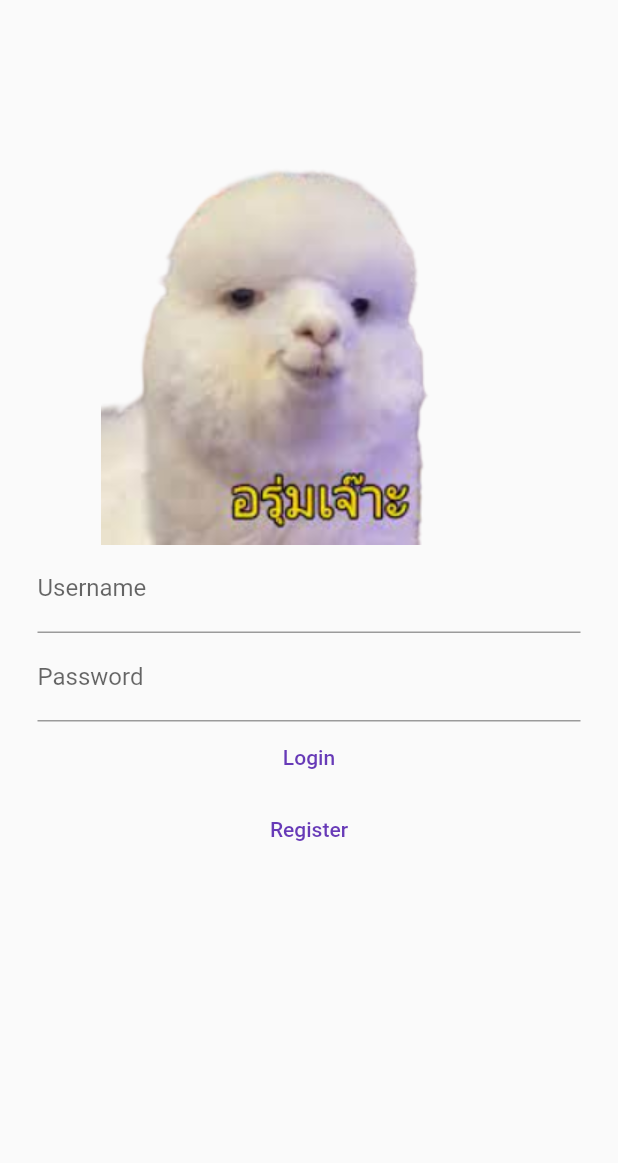
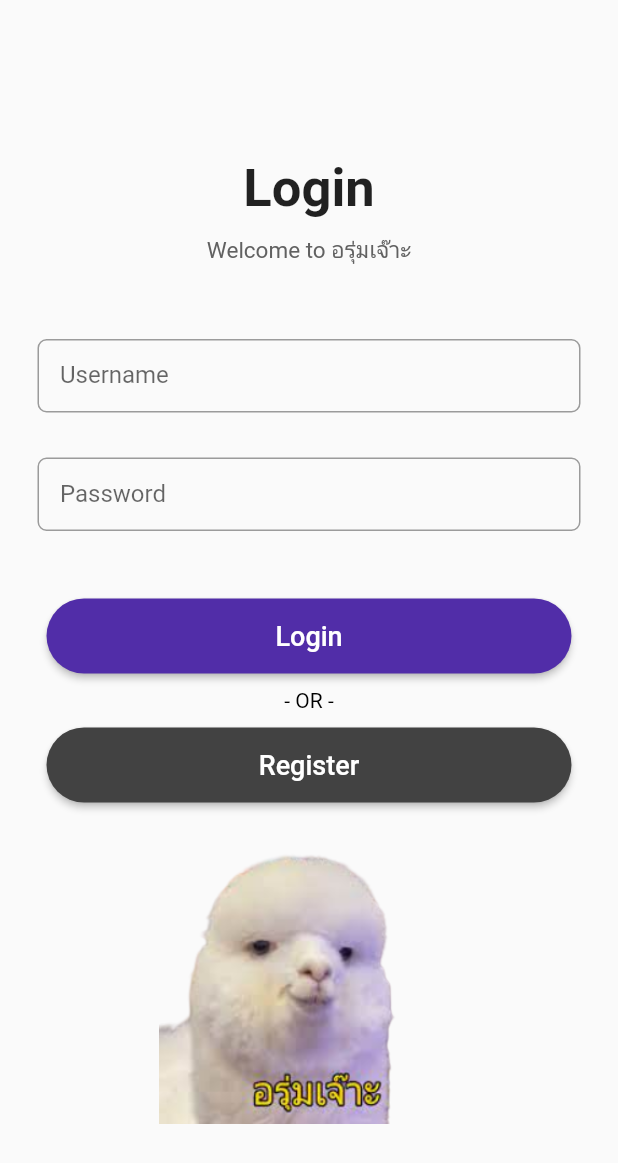
Before and after one commit to lalalalinx/FlutterLinTest, a Flutter app: the Login screen opened directly, on a phone screen of 412 x 824 dp. Shown: the top 1163 px of the screen. Run offline on Flutter 3.47's test engine with Material 2 defaults, Android fonts, the light colour scheme and no system bars; our stand-ins replace flutter_secure_storage; accounts and stored records are empty.

Commit message:
ทำ Login

```diff
--- a/lib/Login_Register/login.dart
+++ b/lib/Login_Register/login.dart
@@ -1,3 +1,5 @@
+// ignore_for_file: prefer_const_constructors
+
 import 'dart:convert';
 
 import 'package:chatki_project/Screens/Home.dart';
@@ -5,7 +7,6 @@ import 'package:flutter/material.dart';
 import 'register.dart';
 import 'package:http/http.dart' as http;
 import 'package:flutter_secure_storage/flutter_secure_storage.dart';
-
 
 class Login extends StatefulWidget {
   const Login({Key? key}) : super(key: key);
@@ -19,8 +20,9 @@ class _LoginState extends State<Login> {
   final storage = new FlutterSecureStorage();
 
   Future login() async {
-    var res = await http.post(Uri.parse('http://10.0.2.2:3000/login-register/login'),
-    headers: <String,String>{
+    var res = await http.post(
+        Uri.parse('http://10.0.2.2:3000/login-register/login'),
+        headers: <String, String>{
           'Context-Type': 'application/json;charSet=UTF-8'
         },
         body: <String, String>{
@@ -28,16 +30,15 @@ class _LoginState extends State<Login> {
           'password': passwordController.text
         });
     String output = res.body;
-    if(res.statusCode == 200)
-    {
+    if (res.statusCode == 200) {
       print(output);
       await storage.write(key: "token", value: output);
       String? tokenstart = await storage.read(key: "token");
       print(tokenstart);
-      Navigator.pushReplacement(context, MaterialPageRoute(builder: (context){return Home();}));
-    }
-    else
-    {
+      Navigator.pushReplacement(context, MaterialPageRoute(builder: (context) {
+        return Home();
+      }));
+    } else {
       print(output);
     }
   }
@@ -49,44 +50,135 @@ class _LoginState extends State<Login> {
   Widget build(BuildContext context) {
     return Scaffold(
         body: Padding(
-      padding: const EdgeInsets.fromLTRB(25, 100, 25, 0),
+      padding: const EdgeInsets.fromLTRB(25, 55, 25, 0),
       child: Column(
         children: [
-          Image.asset("assets/images/arumjoh.png"),
           Form(
               key: formkey,
               child: Column(
                 children: [
+                  SizedBox(
+                    height: 50,
+                  ),
+                  Text(
+                    "Login",
+                    style: TextStyle(
+                      fontSize: 35,
+                      fontWeight: FontWeight.bold,
+                    ),
+                  ),
+                  SizedBox(
+                    height: 10,
+                  ),
+                  Text(
+                    "Welcome to อรุ่มเจ๊าะ",
+                    style: TextStyle(
+                      fontSize: 15,
+                      color: Colors.grey[700],
+                    ),
+                  ),
+                  SizedBox(
+                    height: 50.0,
+                  ),
                   TextFormField(
                     decoration: const InputDecoration(
                       labelText: 'Username',
+                      hintText: 'Username',
+                      border: OutlineInputBorder(
+                          borderRadius: BorderRadius.all(Radius.circular(6.0))),
+                      contentPadding:
+                          EdgeInsets.symmetric(vertical: 15, horizontal: 15),
                     ),
                     controller: userNameController,
+                  ),
+                  SizedBox(
+                    height: 30.0,
                   ),
                   TextFormField(
                     decoration: const InputDecoration(
                       labelText: 'Password',
+                      hintText: 'Password',
+                      border: OutlineInputBorder(
+                          borderRadius: BorderRadius.all(Radius.circular(6.0))),
+                      contentPadding:
+                          EdgeInsets.symmetric(vertical: 15, horizontal: 15),
                     ),
                     controller: passwordController,
                   ),
                 ],
               )),
-          TextButton(
-            child: const Text("Login"),
+              SizedBox(
+                    height: 15.0,
+                  ),
+          Padding(
+            padding: const EdgeInsets.fromLTRB(0, 30, 0, 10),
+            child: ElevatedButton(
               onPressed: () {
+                // save();
                 print(userNameController.text);
                 print(passwordController.text);
                 login();
               },
+              child: const Text(
+                'Login',
+                style: TextStyle(
+                  fontSize: 18,
                 ),
-          TextButton(
-            child: const Text("Register"),
+              ),
+              style: ElevatedButton.styleFrom(
+                primary: Colors.deepPurple[700],
+                fixedSize: const Size(350, 50),
+                shape: RoundedRectangleBorder(
+                  borderRadius: BorderRadius.circular(50),
+                ),
+              ),
+            ),
+          ),
+          // TextButton(
+          //   child: const Text("Login"),
+          //   onPressed: () {
+          //     print(userNameController.text);
+          //     print(passwordController.text);
+          //     login();
+          //   },
+          // ),
+          Text("- OR -", style: TextStyle(color: Colors.black)),
+          Padding(
+            padding: const EdgeInsets.fromLTRB(0, 10, 0, 20),
+            child: ElevatedButton(
+              child: const Text(
+                'Register',
+                style: TextStyle(
+                  fontSize: 18,
+                ),
+              ),
+              style: ElevatedButton.styleFrom(
+                primary: Colors.grey[800],
+                fixedSize: const Size(350, 50),
+                shape: RoundedRectangleBorder(
+                  borderRadius: BorderRadius.circular(50),
+                ),
+              ),
               onPressed: () {
                 Navigator.push(context, MaterialPageRoute(builder: (context) {
                   return Register();
                 }));
               },
-          )
+            ),
+          ),
+          Container(
+            child: Image.asset(
+              "assets/images/arumjoh.png",
+              height: 200,
+              width: 200),),
+          // TextButton(
+          //   child: const Text("Register"),
+          //   onPressed: () {
+          //     Navigator.push(context, MaterialPageRoute(builder: (context) {
+          //       return Register();
+          //     }));
+          //   },
+          // )
         ],
       ),
     ));
--- a/lib/main.dart
+++ b/lib/main.dart
@@ -12,7 +12,7 @@ class MyApp extends StatelessWidget {
   Widget build(BuildContext context) {
     return MaterialApp(
       theme: ThemeData(primarySwatch: Colors.deepPurple),
-      home: const Home(),
+      home: const Login(),
     );
   }
 }
```
Lines whose indentation alone changed are shown as unchanged.
